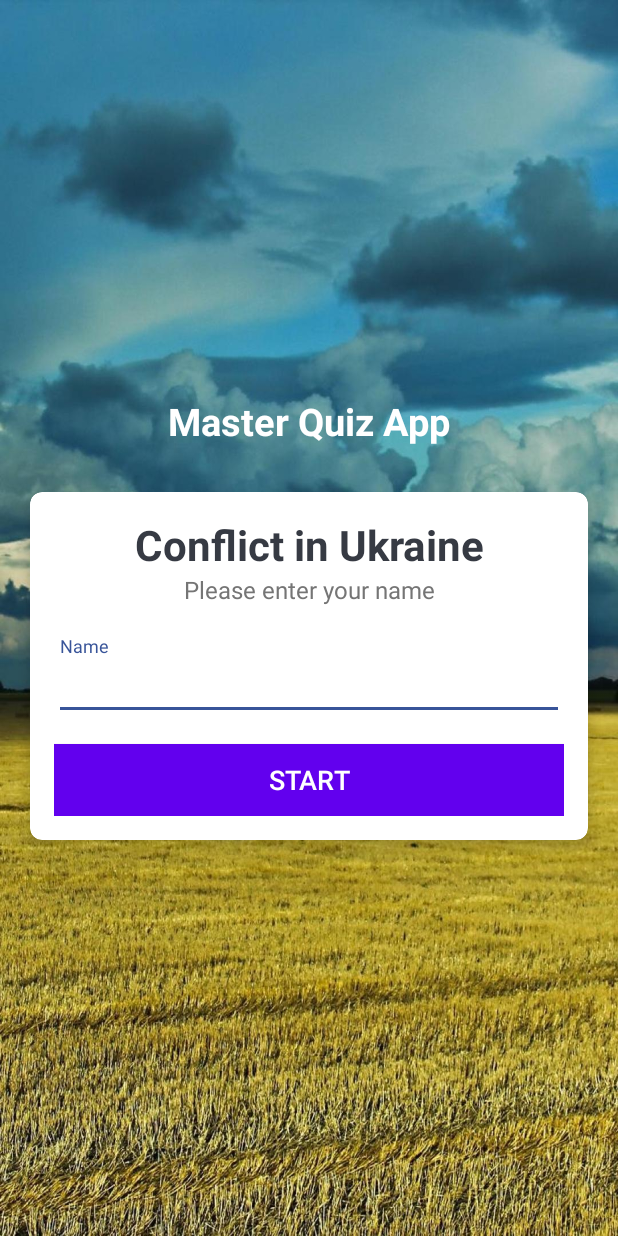
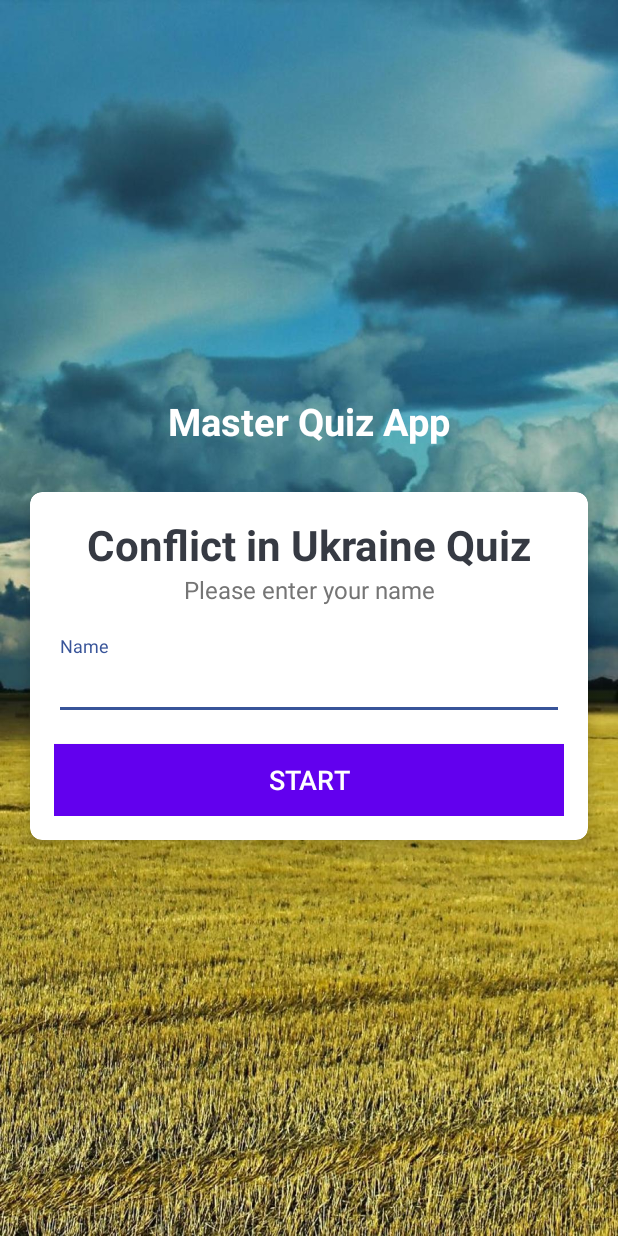
Before and after one commit to agostinhoramos/MasterQuizApp, an Android app: the screen it shows after launch (MainActivity), on a phone screen of 412 x 824 dp. Run offline under Robolectric (Android 15) with nearby library versions, the phone set to English and light mode, and no system bars.

Commit message:
Make some changes

```diff
--- a/app/src/main/java/pt/ipg/application/masterquizapp/MainActivity.kt
+++ b/app/src/main/java/pt/ipg/application/masterquizapp/MainActivity.kt
@@ -1,10 +1,8 @@
 package pt.ipg.application.masterquizapp
 
 import android.content.Intent
-import android.os.Build
 import androidx.appcompat.app.AppCompatActivity
 import android.os.Bundle
-import android.view.View
 import android.view.Window
 import android.view.WindowManager
 import android.widget.Button
@@ -43,6 +41,4 @@ class MainActivity : AppCompatActivity() {
             }
         }
     }
-
-
 }
--- a/app/src/main/java/pt/ipg/application/masterquizapp/QuestionActivity.kt
+++ b/app/src/main/java/pt/ipg/application/masterquizapp/QuestionActivity.kt
@@ -2,10 +2,14 @@ package pt.ipg.application.masterquizapp
 
 import androidx.appcompat.app.AppCompatActivity
 import android.os.Bundle
+import android.util.Log
 
 class QuestionActivity : AppCompatActivity() {
     override fun onCreate(savedInstanceState: Bundle?) {
         super.onCreate(savedInstanceState)
         setContentView(R.layout.activity_question)
+
+        val questionList = Constants.getQuestions()
+        Log.i("Question size", "${questionList.size}")
     }
 }
--- a/app/src/main/res/values/strings.xml
+++ b/app/src/main/res/values/strings.xml
@@ -1,6 +1,6 @@
 <resources>
     <string name="app_name">Master Quiz App</string>
-    <string name="subtitle">Conflict in Ukraine</string>
+    <string name="subtitle">Conflict in Ukraine Quiz</string>
     <string name="start_btm">Start</string>
     <string name="please_enter_your_name">Please enter your name</string>
     <string name="name">Name</string>
```
